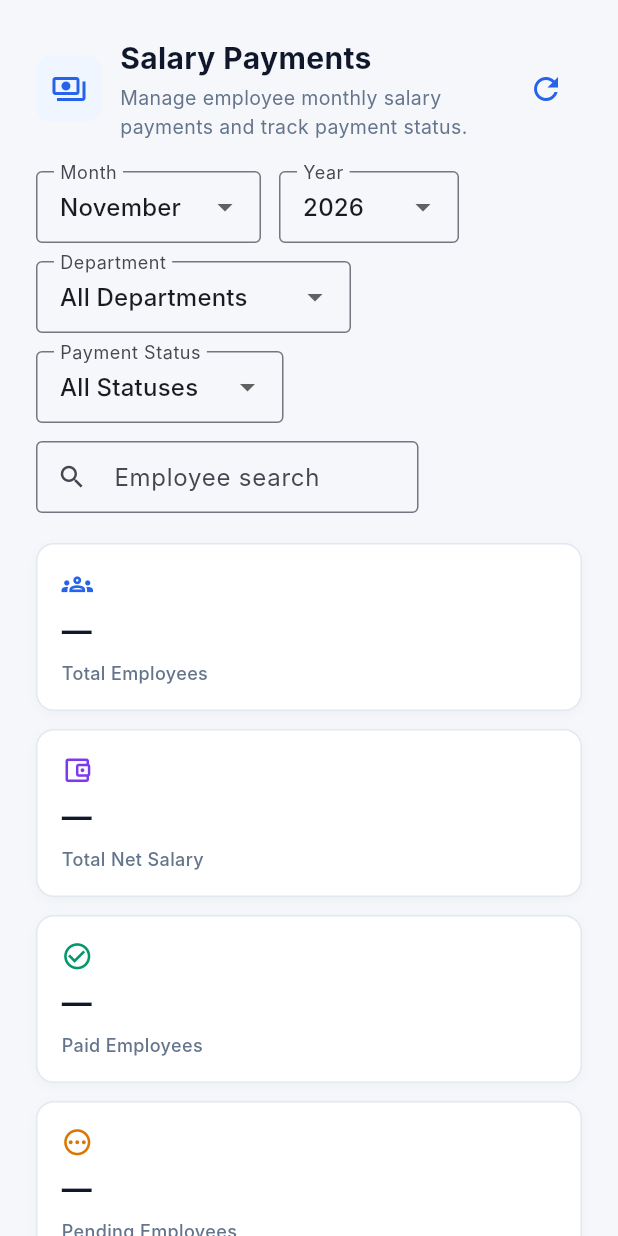
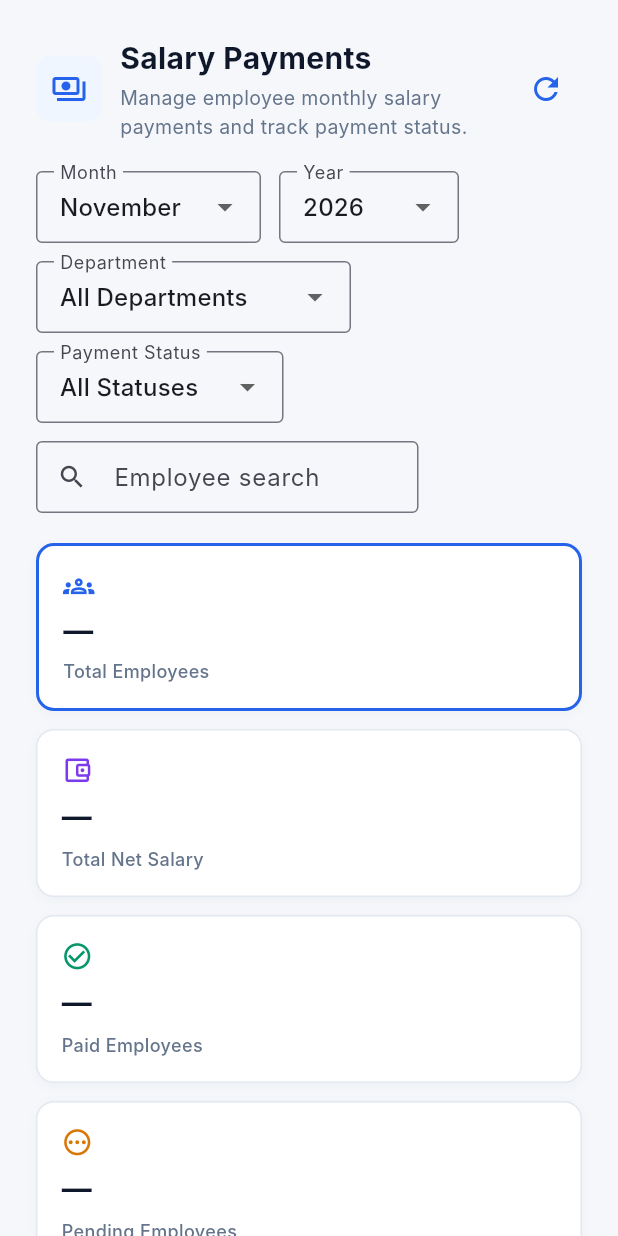
Before and after one commit to muhammedanshif458-png/HR-dashboard, a Flutter app: the SalaryPaymentsTab widget shown alone on an empty page, opened directly, on a phone screen of 412 x 824 dp. Run offline on Flutter 3.47's test engine with Material 3 defaults, Android fonts, the phone set to English and light mode, and no system bars; our stand-ins replace file_picker, socket_io_client; missing offline and left inert: dart:html, dart:ui_web; accounts and stored records are empty; network calls fail; Roboto replaces fonts that are missing (Inter).

Commit message:
salary payments button navigationn

```diff
--- a/flutter_src/lib/features/payroll/salary_payments_tab.dart
+++ b/flutter_src/lib/features/payroll/salary_payments_tab.dart
@@ -12,6 +12,23 @@ class SalaryPaymentsTab extends StatefulWidget {
 }
 
 class _SalaryPaymentsTabState extends State<SalaryPaymentsTab> {
+  static const _cardTitles = [
+    'Total Employees',
+    'Total Net Salary',
+    'Paid Employees',
+    'Pending Employees',
+    'Total Paid Amount',
+    'Total Pending Amount',
+  ];
+  static const _tableHeadings = {
+    'Total Employees': 'All Employee Salary Details',
+    'Total Net Salary': 'All Net Salary Details',
+    'Paid Employees': 'Paid Employees',
+    'Pending Employees': 'Pending Employees',
+    'Total Paid Amount': 'Paid Salary Details',
+    'Total Pending Amount': 'Pending Salary Details',
+  };
+
   static const _months = [
     'January',
     'February',
@@ -28,12 +45,20 @@ class _SalaryPaymentsTabState extends State<SalaryPaymentsTab> {
   ];
 
   late final TextEditingController _searchController;
+  final GlobalKey _tableSectionKey = GlobalKey();
+  String _selectedSummaryCard = 'Total Employees';
 
   @override
   void initState() {
     super.initState();
-    _searchController = TextEditingController(
-        text: context.read<HRProvider>().salaryPaymentSearchQuery);
+    final provider = context.read<HRProvider>();
+    _searchController =
+        TextEditingController(text: provider.salaryPaymentSearchQuery);
+    if (provider.salaryPaymentStatusFilter == 'PAID') {
+      _selectedSummaryCard = 'Paid Employees';
+    } else if (provider.salaryPaymentStatusFilter == 'PENDING') {
+      _selectedSummaryCard = 'Pending Employees';
+    }
   }
 
   @override
@@ -239,6 +264,7 @@ class _SalaryPaymentsTabState extends State<SalaryPaymentsTab> {
                     ],
                     onChanged: (status) {
                       if (status != null) {
+                        setState(() => _selectedSummaryCard = '');
                         provider.setSalaryPaymentStatus(status,
                             paymentsOnly: true);
                       }
@@ -285,7 +311,10 @@ class _SalaryPaymentsTabState extends State<SalaryPaymentsTab> {
                     summary?.totalEmployees.toString() ?? '—',
                     Icons.groups_outlined,
                     const Color(0xFF2563EB),
-                    cardWidth),
+                    cardWidth,
+                    selected: _selectedSummaryCard == _cardTitles[0],
+                    onTap: () =>
+                        _selectSummaryCard(provider, _cardTitles[0], 'all')),
                 _summaryCard(
                     'Total Net Salary',
                     summary == null
@@ -293,19 +322,28 @@ class _SalaryPaymentsTabState extends State<SalaryPaymentsTab> {
                         : '₹ ${summary.totalSalary.toStringAsFixed(2)}',
                     Icons.account_balance_wallet_outlined,
                     const Color(0xFF7C3AED),
-                    cardWidth),
+                    cardWidth,
+                    selected: _selectedSummaryCard == _cardTitles[1],
+                    onTap: () =>
+                        _selectSummaryCard(provider, _cardTitles[1], 'all')),
                 _summaryCard(
                     'Paid Employees',
                     summary?.paidEmployees.toString() ?? '—',
                     Icons.check_circle_outline,
                     const Color(0xFF059669),
-                    cardWidth),
+                    cardWidth,
+                    selected: _selectedSummaryCard == _cardTitles[2],
+                    onTap: () =>
+                        _selectSummaryCard(provider, _cardTitles[2], 'PAID')),
                 _summaryCard(
                     'Pending Employees',
                     summary?.pendingEmployees.toString() ?? '—',
                     Icons.pending_outlined,
                     const Color(0xFFD97706),
-                    cardWidth),
+                    cardWidth,
+                    selected: _selectedSummaryCard == _cardTitles[3],
+                    onTap: () =>
+                        _selectSummaryCard(provider, _cardTitles[3], 'PENDING')),
                 _summaryCard(
                     'Total Paid Amount',
                     summary == null
@@ -313,7 +351,10 @@ class _SalaryPaymentsTabState extends State<SalaryPaymentsTab> {
                         : '₹ ${summary.paidAmount.toStringAsFixed(2)}',
                     Icons.payments_outlined,
                     const Color(0xFF059669),
-                    cardWidth),
+                    cardWidth,
+                    selected: _selectedSummaryCard == _cardTitles[4],
+                    onTap: () =>
+                        _selectSummaryCard(provider, _cardTitles[4], 'PAID')),
                 _summaryCard(
                     'Total Pending Amount',
                     summary == null
@@ -321,10 +362,39 @@ class _SalaryPaymentsTabState extends State<SalaryPaymentsTab> {
                         : '₹ ${summary.pendingAmount.toStringAsFixed(2)}',
                     Icons.schedule_outlined,
                     const Color(0xFFD97706),
-                    cardWidth),
+                    cardWidth,
+                    selected: _selectedSummaryCard == _cardTitles[5],
+                    onTap: () =>
+                        _selectSummaryCard(provider, _cardTitles[5], 'PENDING')),
               ],
             ),
             const SizedBox(height: 20),
+            Container(
+              key: _tableSectionKey,
+              width: double.infinity,
+              margin: const EdgeInsets.only(bottom: 12),
+              child: Row(
+                children: [
+                  Expanded(
+                    child: Text(
+                      _tableHeadings[_selectedSummaryCard] ??
+                          _headingForStatus(provider.salaryPaymentStatusFilter),
+                      key: const ValueKey('salary_payment_table_heading'),
+                      style: const TextStyle(
+                        fontSize: 17,
+                        fontWeight: FontWeight.w700,
+                        color: Color(0xFF0F172A),
+                      ),
+                    ),
+                  ),
+                  Text(
+                    '${provider.salaryPaymentTotal > 0 ? provider.salaryPaymentTotal : provider.salaryPayments.length} employees',
+                    key: const ValueKey('salary_payment_filtered_count'),
+                    style: const TextStyle(fontSize: 13, color: Color(0xFF64748B)),
+                  ),
+                ],
+              ),
+            ),
             if (provider.salaryPaymentsError != null)
               _errorBanner(
                   provider.salaryPaymentsError!, () => _refresh(provider)),
@@ -363,23 +433,60 @@ class _SalaryPaymentsTabState extends State<SalaryPaymentsTab> {
     });
   }
 
+  String _headingForStatus(String status) => switch (status) {
+        'PAID' => 'Paid Employees',
+        'PENDING' => 'Pending Employees',
+        _ => 'All Employee Salary Details',
+      };
+
+  void _selectSummaryCard(HRProvider provider, String title, String status) {
+    final normalized = status == 'all' ? 'all' : status;
+    if (_selectedSummaryCard == title &&
+        provider.salaryPaymentStatusFilter == normalized) {
+      return;
+    }
+    setState(() => _selectedSummaryCard = title);
+    provider.setSalaryPaymentStatus(normalized, paymentsOnly: true);
+    WidgetsBinding.instance.addPostFrameCallback((_) {
+      if (mounted) {
+        final sectionContext = _tableSectionKey.currentContext;
+        if (sectionContext != null) {
+          Scrollable.ensureVisible(sectionContext,
+              duration: const Duration(milliseconds: 300),
+              curve: Curves.easeOut);
+        }
+      }
+    });
+  }
+
   Widget _summaryCard(
-      String title, String value, IconData icon, Color color, double width) {
-    return Container(
+      String title, String value, IconData icon, Color color, double width,
+      {required bool selected, required VoidCallback onTap}) {
+    return Material(
+      color: Colors.transparent,
+      child: InkWell(
         key: ValueKey(
             'salary_payment_summary_${title.toLowerCase().replaceAll(' ', '_')}'),
+        borderRadius: BorderRadius.circular(12),
+        onTap: onTap,
+        child: AnimatedContainer(
+          key: ValueKey(
+              'salary_payment_summary_card_${title.toLowerCase().replaceAll(' ', '_')}'),
           width: width,
           height: 112,
           padding: const EdgeInsets.all(16),
           decoration: BoxDecoration(
             color: Colors.white,
-        border: Border.all(color: const Color(0xFFE2E8F0)),
+            border: Border.all(
+                color: selected ? color : const Color(0xFFE2E8F0),
+                width: selected ? 2 : 1),
             borderRadius: BorderRadius.circular(12),
             boxShadow: const [
               BoxShadow(
                   color: Color(0x080F172A), blurRadius: 5, offset: Offset(0, 2)),
             ],
           ),
+          duration: const Duration(milliseconds: 160),
           child: Column(
             crossAxisAlignment: CrossAxisAlignment.start,
             mainAxisAlignment: MainAxisAlignment.spaceBetween,
@@ -400,6 +507,8 @@ class _SalaryPaymentsTabState extends State<SalaryPaymentsTab> {
                   maxLines: 1,
                   overflow: TextOverflow.ellipsis),
             ],
+          ),
+        ),
       ),
     );
   }
```
Also changed, not shown: 1 other file. Lines whose indentation alone changed are shown as unchanged.
